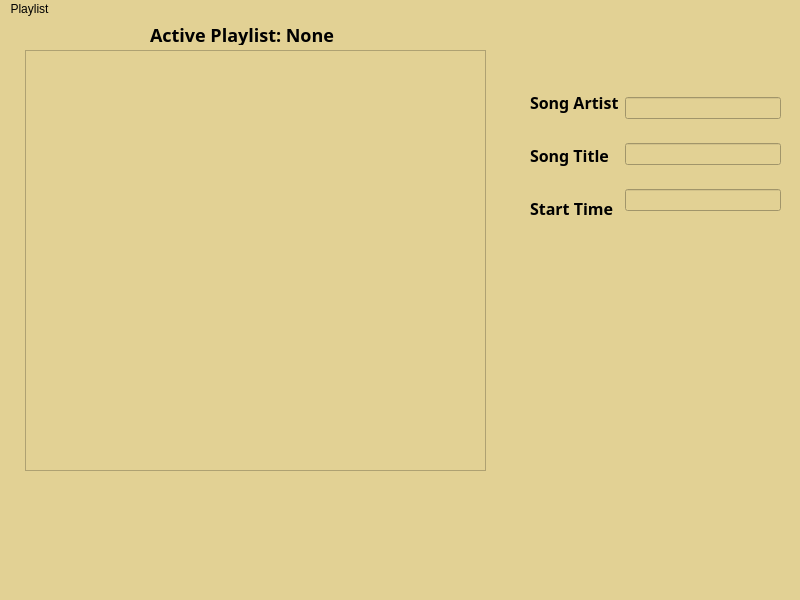
Above: controlwindow.ui from AlexjHeat/MusicTrivia_MediaPlayer before the change. Below: the same form after it.
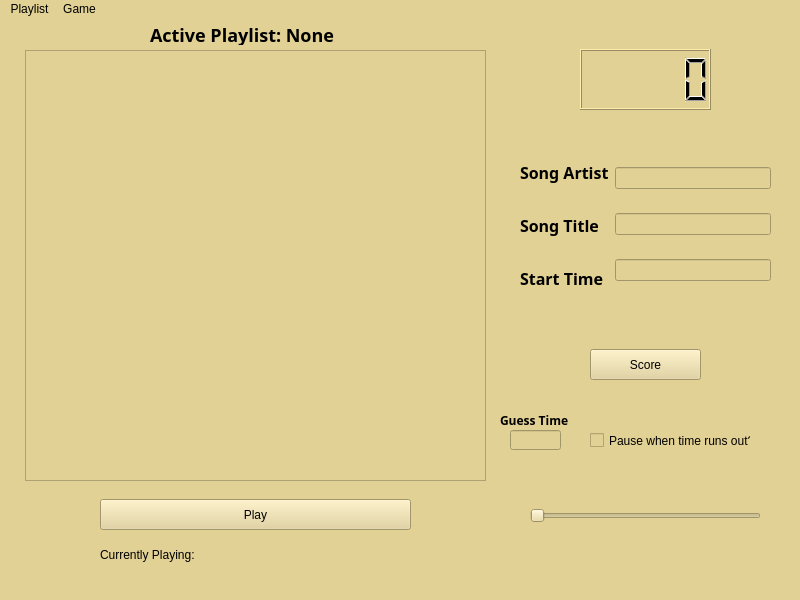
That is the form after the change.

What changed in the file:
```diff
--- a/controlwindow.ui
+++ b/controlwindow.ui
@@ -23,7 +23,7 @@
       <x>25</x>
       <y>31</y>
       <width>461</width>
-      <height>421</height>
+      <height>431</height>
      </rect>
     </property>
     <property name="styleSheet">
@@ -52,8 +52,8 @@
    <widget class="QWidget" name="layoutWidget">
     <property name="geometry">
      <rect>
-      <x>530</x>
-      <y>60</y>
+      <x>520</x>
+      <y>130</y>
       <width>251</width>
       <height>153</height>
      </rect>
@@ -114,6 +114,109 @@
      </item>
     </layout>
    </widget>
+   <widget class="QSlider" name="sliderVolume">
+    <property name="geometry">
+     <rect>
+      <x>530</x>
+      <y>481</y>
+      <width>231</width>
+      <height>31</height>
+     </rect>
+    </property>
+    <property name="orientation">
+     <enum>Qt::Horizontal</enum>
+    </property>
+   </widget>
+   <widget class="QPushButton" name="buttonPlay">
+    <property name="geometry">
+     <rect>
+      <x>100</x>
+      <y>480</y>
+      <width>311</width>
+      <height>31</height>
+     </rect>
+    </property>
+    <property name="text">
+     <string>Play</string>
+    </property>
+   </widget>
+   <widget class="QPushButton" name="buttonScore">
+    <property name="geometry">
+     <rect>
+      <x>590</x>
+      <y>330</y>
+      <width>111</width>
+      <height>31</height>
+     </rect>
+    </property>
+    <property name="text">
+     <string>Score</string>
+    </property>
+   </widget>
+   <widget class="QLabel" name="labelCurrent">
+    <property name="geometry">
+     <rect>
+      <x>100</x>
+      <y>520</y>
+      <width>241</width>
+      <height>31</height>
+     </rect>
+    </property>
+    <property name="text">
+     <string>Currently Playing: </string>
+    </property>
+   </widget>
+   <widget class="QLineEdit" name="lineEditGuessTime">
+    <property name="geometry">
+     <rect>
+      <x>510</x>
+      <y>411</y>
+      <width>51</width>
+      <height>20</height>
+     </rect>
+    </property>
+   </widget>
+   <widget class="QLabel" name="labelGuessTime">
+    <property name="geometry">
+     <rect>
+      <x>500</x>
+      <y>391</y>
+      <width>71</width>
+      <height>20</height>
+     </rect>
+    </property>
+    <property name="styleSheet">
+     <string notr="true">font: open sans;
+font-size: 12px;
+font-weight: bold;</string>
+    </property>
+    <property name="text">
+     <string>Guess Time</string>
+    </property>
+   </widget>
+   <widget class="QLCDNumber" name="clock">
+    <property name="geometry">
+     <rect>
+      <x>580</x>
+      <y>30</y>
+      <width>131</width>
+      <height>61</height>
+     </rect>
+    </property>
+   </widget>
+   <widget class="QCheckBox" name="checkBox">
+    <property name="geometry">
+     <rect>
+      <x>590</x>
+      <y>406</y>
+      <width>161</width>
+      <height>31</height>
+     </rect>
+    </property>
+    <property name="text">
+     <string>Pause when time runs out?</string>
+    </property>
+   </widget>
   </widget>
   <widget class="QMenuBar" name="menubar">
    <property name="geometry">
@@ -136,7 +239,15 @@
     <addaction name="actionRename"/>
     <addaction name="actionSort"/>
    </widget>
+   <widget class="QMenu" name="menuGame">
+    <property name="title">
+     <string>Game</string>
+    </property>
+    <addaction name="actionNew_Game"/>
+    <addaction name="actionEnd_Game"/>
+   </widget>
    <addaction name="menuPlaylist"/>
+   <addaction name="menuGame"/>
   </widget>
   <widget class="QStatusBar" name="statusbar"/>
   <action name="actionLoad">
```
Left out of the diff: 10 changed lines with no effect on the pictures.
